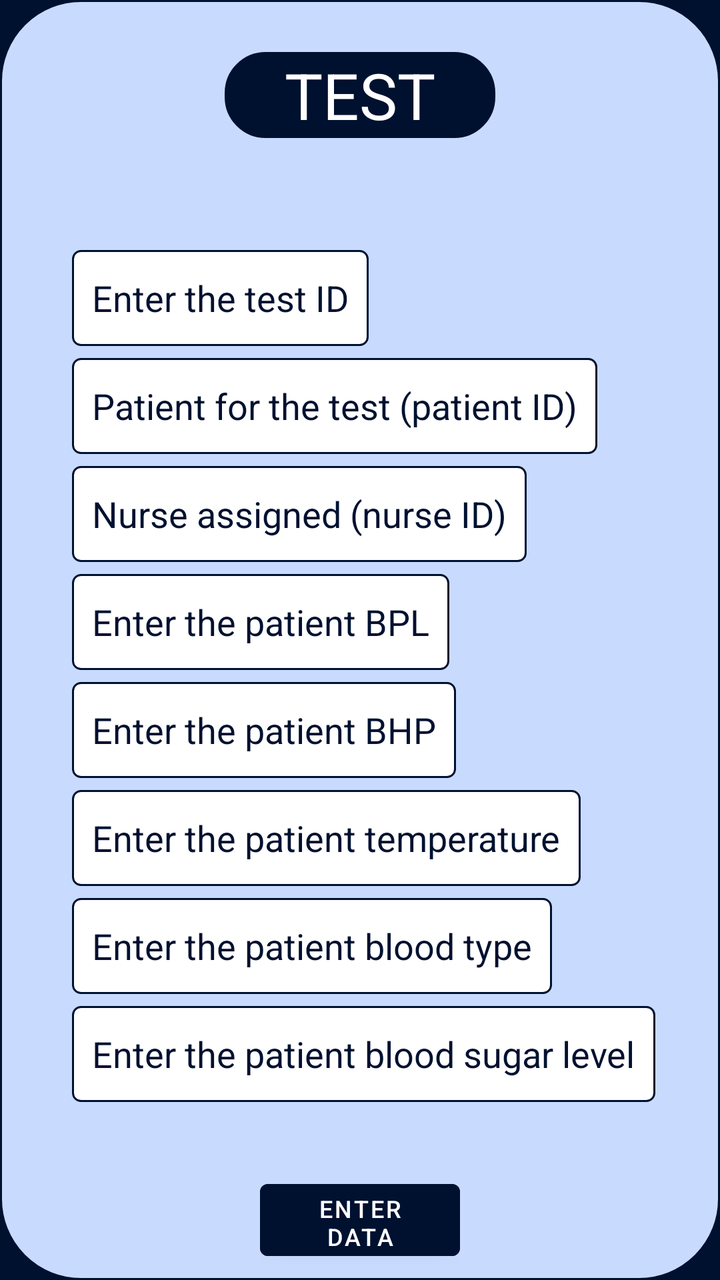
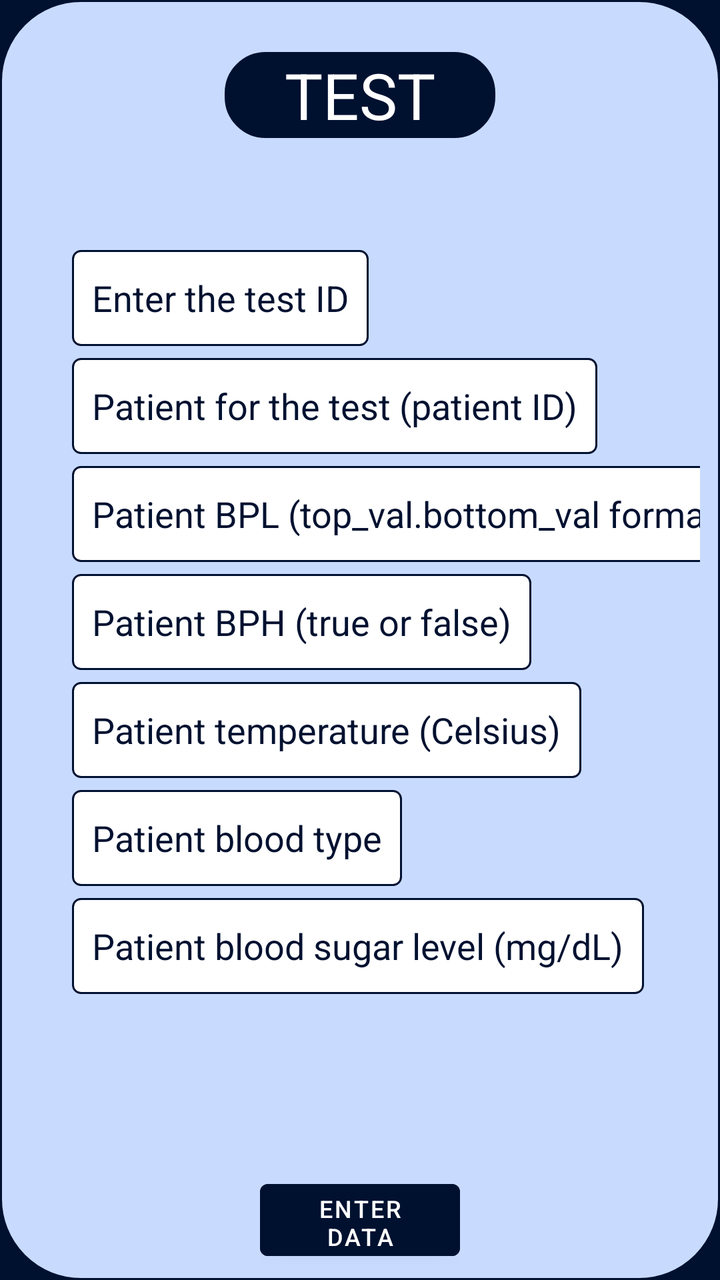

Compare the two renders of this Android layout. The source of the first and the diff that turns it into the second are given below.
<!-- AndroidManifest.xml: application theme Theme.Alexandermaynard_COMP304Lab3_Ex1 -->
<!-- res/layout/activity_test.xml -->
<?xml version="1.0" encoding="utf-8"?>
<androidx.constraintlayout.widget.ConstraintLayout xmlns:android="http://schemas.android.com/apk/res/android"
    xmlns:app="http://schemas.android.com/apk/res-auto"
    xmlns:tools="http://schemas.android.com/tools"
    android:id="@+id/main"
    android:layout_width="match_parent"
    android:layout_height="match_parent"
    style="@style/activity_frame_layout_margin"
    android:background="@drawable/content_frame_border"
    tools:context=".Test">

    
    <TextView
        android:id="@+id/test_page_title"
        style="@style/title_text"
        android:text="@string/test_page_title"
        android:background="@drawable/title_border"
        app:layout_constraintEnd_toEndOf="parent"
        app:layout_constraintStart_toStartOf="parent"
        app:layout_constraintTop_toTopOf="parent" />

    
    <EditText
        android:id="@+id/test_id_entry"
        style="@style/right_aligned_edit_text"
        android:layout_marginTop="56dp"
        android:autofillHints="enter the test's id"
        android:hint="@string/test_id_hint"
        android:inputType="number"
        app:layout_constraintStart_toStartOf="parent"
        android:background="@drawable/edit_text_border"
        app:layout_constraintTop_toBottomOf="@+id/test_page_title" />

    
    <EditText
        android:id="@+id/patient_id_entry"
        style="@style/right_aligned_edit_text"
        android:autofillHints="enter the patient's id"
        android:hint="@string/test_patient_id_hint"
        android:inputType="text"
        app:layout_constraintStart_toStartOf="parent"
        android:background="@drawable/edit_text_border"
        app:layout_constraintTop_toBottomOf="@+id/test_id_entry" />

    
    <EditText
        android:id="@+id/nurse_id_entry"
        style="@style/right_aligned_edit_text"
        android:autofillHints="enter the nurse's id"
        android:hint="@string/test_nurse_id_hint"
        android:inputType="text"
        app:layout_constraintStart_toStartOf="parent"
        android:background="@drawable/edit_text_border"
        app:layout_constraintTop_toBottomOf="@+id/patient_id_entry" />

    
    <EditText
        android:id="@+id/patient_bpl_entry"
        style="@style/right_aligned_edit_text"
        android:autofillHints="enter the patient's department"
        android:hint="@string/patient_bpl_hint"
        android:inputType="text"
        app:layout_constraintStart_toStartOf="parent"
        android:background="@drawable/edit_text_border"
        app:layout_constraintTop_toBottomOf="@+id/nurse_id_entry" />

    
    <EditText
        android:id="@+id/patient_bhp_entry"
        style="@style/right_aligned_edit_text"
        android:autofillHints="enter the ID for the patient's nurse"
        android:hint="@string/patient_bhp_hint"
        android:inputType="number"
        app:layout_constraintStart_toStartOf="parent"
        android:background="@drawable/edit_text_border"
        app:layout_constraintTop_toBottomOf="@+id/patient_bpl_entry" />

    
    <EditText
        android:id="@+id/patient_temperature_entry"
        style="@style/right_aligned_edit_text"
        android:autofillHints="enter the room number of the patient"
        android:hint="@string/patient_temp_hint"
        android:inputType="number"
        app:layout_constraintStart_toStartOf="parent"
        android:background="@drawable/edit_text_border"
        app:layout_constraintTop_toBottomOf="@+id/patient_bhp_entry" />

    
    <EditText
        android:id="@+id/patient_blood_type_entry"
        style="@style/right_aligned_edit_text"
        android:autofillHints="enter the room number of the patient"
        android:hint="@string/patient_blood_type_hint"
        android:inputType="text"
        app:layout_constraintStart_toStartOf="parent"
        android:background="@drawable/edit_text_border"
        app:layout_constraintTop_toBottomOf="@+id/patient_temperature_entry" />

    
    <EditText
        android:id="@+id/patient_blood_sugar_entry"
        style="@style/right_aligned_edit_text"
        android:autofillHints="enter the room number of the patient"
        android:hint="@string/patient_blood_sugar_level_hint"
        android:inputType="number"
        app:layout_constraintStart_toStartOf="parent"
        android:background="@drawable/edit_text_border"
        app:layout_constraintTop_toBottomOf="@+id/patient_blood_type_entry" />

    
    <Button
        android:id="@+id/enter_data_btn"
        style="@style/regular_button"
        android:text="@string/enter_data_btn_text"
        app:layout_constraintBottom_toBottomOf="parent"
        app:layout_constraintEnd_toEndOf="parent"
        app:layout_constraintStart_toStartOf="parent" />

</androidx.constraintlayout.widget.ConstraintLayout>
<!-- resources referenced by this layout -->
<resources>
  <!-- drawable content_frame_border (drawable) -->
  <?xml version="1.0" encoding="utf-8"?>
  <shape xmlns:android="http://schemas.android.com/apk/res/android">
      
      <solid android:color="@color/light_blue"/>
      
      <corners android:radius="40dp"/>
      
      <stroke android:width="1dp" android:color="@color/dark_blue"/>
      
      <padding android:bottom="0dp" android:left="10dp" android:right="10dp" android:top="0dp"/>
  </shape>
  <!-- drawable edit_text_border (drawable) -->
  <?xml version="1.0" encoding="utf-8"?>
  <shape xmlns:android="http://schemas.android.com/apk/res/android">
      
      <solid android:color="@color/white"/>
      
      <corners android:radius="4dp"/>
      
      <stroke android:width="1dp" android:color="@color/dark_blue"/>
      
      <padding android:bottom="0dp" android:left="10dp" android:right="10dp" android:top="0dp"/>
  </shape>
  <!-- drawable title_border (drawable) -->
  <?xml version="1.0" encoding="utf-8"?>
  <shape xmlns:android="http://schemas.android.com/apk/res/android">
      
      <solid android:color="@color/dark_blue"/>
      
      <stroke android:width="1dp" android:color="@color/dark_blue"/>
      
      <corners android:radius="20dp"/>
      
      <padding android:bottom="0dp" android:left="30dp" android:right="30dp" android:top="0dp"/>
  </shape>
  <string name="enter_data_btn_text">Enter Data</string>
  <string name="patient_bhp_hint">Enter the patient BHP</string>
  <string name="patient_blood_sugar_level_hint">Enter the patient blood sugar level</string>
  <string name="patient_blood_type_hint">Enter the patient blood type</string>
  <string name="patient_bpl_hint">Enter the patient BPL</string>
  <string name="patient_temp_hint">Enter the patient temperature</string>
  <string name="test_id_hint">Enter the test ID</string>
  <string name="test_nurse_id_hint">Nurse assigned (nurse ID)</string>
  <string name="test_page_title">TEST</string>
  <string name="test_patient_id_hint">Patient for the test (patient ID)</string>
  <style name="activity_frame_layout_margin">
          <item name="android:layout_margin">10dp</item>
      </style>
  <style name="regular_button">
          <item name="android:layout_width">100dp</item>
          <item name="android:layout_height">48dp</item>
          <item name="android:textColor">@color/white</item>
          <item name="android:backgroundTint">@color/dark_blue</item>
          <item name="android:layout_marginBottom">6dp</item>
          <item name="android:textSize">12sp</item>
      </style>
  <style name="right_aligned_edit_text">
          <item name="android:layout_width">wrap_content</item>
          <item name="android:layout_height">48dp</item>
          <item name="android:textColorHint">@color/dark_blue</item>
          <item name="android:textColor">@color/dark_blue</item>
          <item name="android:layout_marginTop">6dp</item>
          <item name="android:layout_marginStart">26dp</item>
      </style>
  <style name="Theme.Alexandermaynard_COMP304Lab3_Ex1" parent="Base.Theme.Alexandermaynard_COMP304Lab3_Ex1" />
  <color name="light_blue">#C8DBFF</color>
  <color name="dark_blue">#001130</color>
  <color name="white">#FFFFFFFF</color>
  <style name="Base.Theme.Alexandermaynard_COMP304Lab3_Ex1" parent="Theme.MaterialComponents.DayNight.DarkActionBar">
          
          <item name="colorPrimary">@color/dark_blue</item>
          <item name="colorSecondary">@color/white</item>
          <item name="android:textColor">@color/dark_blue</item>
          <item name="android:windowBackground">@color/dark_blue</item>
          <item name="android:textSize">18sp</item>
      </style>
  <!-- unchanged entries left out for length: 1 -->
</resources>

<!-- the commit's change to res/layout/activity_test.xml (unified diff, before → after) -->
@@ -7,7 +7,7 @@
     android:layout_height="match_parent"
     style="@style/activity_frame_layout_margin"
     android:background="@drawable/content_frame_border"
-    tools:context=".Test">
+    tools:context=".TestActivity">
 
     
     <TextView
@@ -44,33 +44,22 @@
 
     
     <EditText
-        android:id="@+id/nurse_id_entry"
+        android:id="@+id/patient_bpl_entry"
         style="@style/right_aligned_edit_text"
-        android:autofillHints="enter the nurse's id"
-        android:hint="@string/test_nurse_id_hint"
-        android:inputType="text"
+        android:autofillHints="enter the patient's department"
+        android:hint="@string/patient_bpl_hint"
+        android:inputType="numberDecimal"
         app:layout_constraintStart_toStartOf="parent"
         android:background="@drawable/edit_text_border"
         app:layout_constraintTop_toBottomOf="@+id/patient_id_entry" />
 
     
     <EditText
-        android:id="@+id/patient_bpl_entry"
-        style="@style/right_aligned_edit_text"
-        android:autofillHints="enter the patient's department"
-        android:hint="@string/patient_bpl_hint"
-        android:inputType="text"
-        app:layout_constraintStart_toStartOf="parent"
-        android:background="@drawable/edit_text_border"
-        app:layout_constraintTop_toBottomOf="@+id/nurse_id_entry" />
-
-    
-    <EditText
         android:id="@+id/patient_bhp_entry"
         style="@style/right_aligned_edit_text"
         android:autofillHints="enter the ID for the patient's nurse"
-        android:hint="@string/patient_bhp_hint"
-        android:inputType="number"
+        android:hint="@string/patient_bph_hint"
+        android:inputType="text"
         app:layout_constraintStart_toStartOf="parent"
         android:background="@drawable/edit_text_border"
         app:layout_constraintTop_toBottomOf="@+id/patient_bpl_entry" />
@@ -103,7 +92,7 @@
         style="@style/right_aligned_edit_text"
         android:autofillHints="enter the room number of the patient"
         android:hint="@string/patient_blood_sugar_level_hint"
-        android:inputType="number"
+        android:inputType="numberDecimal"
         app:layout_constraintStart_toStartOf="parent"
         android:background="@drawable/edit_text_border"
         app:layout_constraintTop_toBottomOf="@+id/patient_blood_type_entry" />
<!-- resource entries referenced after the edit -->
@@ -37,13 +37,12 @@
       <padding android:bottom="0dp" android:left="30dp" android:right="30dp" android:top="0dp"/>
   </shape>
   <string name="enter_data_btn_text">Enter Data</string>
-  <string name="patient_bhp_hint">Enter the patient BHP</string>
-  <string name="patient_blood_sugar_level_hint">Enter the patient blood sugar level</string>
-  <string name="patient_blood_type_hint">Enter the patient blood type</string>
-  <string name="patient_bpl_hint">Enter the patient BPL</string>
-  <string name="patient_temp_hint">Enter the patient temperature</string>
+  <string name="patient_blood_sugar_level_hint">Patient blood sugar level (mg/dL)</string>
+  <string name="patient_blood_type_hint">Patient blood type</string>
+  <string name="patient_bph_hint">Patient BPH (true or false)</string>
+  <string name="patient_bpl_hint">Patient BPL (top_val.bottom_val format)</string>
+  <string name="patient_temp_hint">Patient temperature (Celsius)</string>
   <string name="test_id_hint">Enter the test ID</string>
-  <string name="test_nurse_id_hint">Nurse assigned (nurse ID)</string>
   <string name="test_page_title">TEST</string>
   <string name="test_patient_id_hint">Patient for the test (patient ID)</string>
   <style name="activity_frame_layout_margin">
